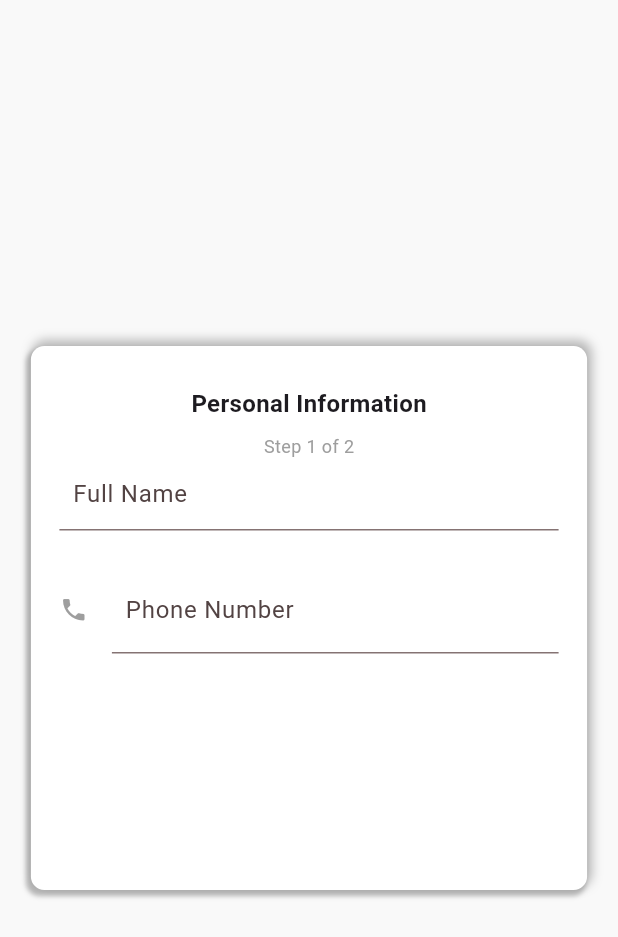
After one commit to Abdelrahman2335/ecommerce, a Flutter app: the UserDetails screen opened by its route, on a phone screen of 412 x 824 dp. The commit adds this screen. Shown: the top 937 px of the screen. Run offline on Flutter 3.47's test engine with Material 3 defaults, Android fonts, the phone set to English and light mode, and no system bars; our stand-ins replace awesome_bottom_bar, cached_network_image, cloud_firestore, curved_navigation_bar, dio, firebase_auth and 8 more; missing offline and left inert: flutter_inappwebview; accounts and stored records are empty.

Commit message:
Adding Firebase remote config to hide the api key.
Fix Bug:
Fixing some bugs when login & out

Working on adding info screen

```diff
--- a/lib/layout.dart
+++ b/lib/layout.dart
@@ -3,6 +3,7 @@ import 'package:curved_navigation_bar/curved_navigation_bar.dart';
 import 'package:ecommerce/screens/place_order/cart_screen.dart';
 import 'package:ecommerce/screens/items/home_screen.dart';
 import 'package:ecommerce/screens/items/wishlist.dart';
+import 'package:firebase_auth/firebase_auth.dart';
 import 'package:flutter/material.dart';
 
 class LayOut extends StatefulWidget {
@@ -13,6 +14,9 @@ class LayOut extends StatefulWidget {
 }
 
 class _LayOutState extends State<LayOut> {
+
+
+
   int currentIndex = 0;
   final double iconSize = 30;
   final List items = [
--- a/lib/provider/wishList_provider.dart
+++ b/lib/provider/wishList_provider.dart
@@ -13,7 +13,7 @@ class WishListProvider extends ChangeNotifier {
   final wishListRef = FirebaseFirestore.instance.collection("wishList");
   Map<String, dynamic>? wishData;
   final List<Product> items = [];
-  late List productIds;
+   List productIds = [];
   bool isLoading = false;
   bool noItemsInWishList = true;
 
--- /dev/null
+++ b/lib/screens/login_setup/user_info.dart
@@ -0,0 +1,84 @@
+import 'package:flutter/material.dart';
+import 'package:gap/gap.dart';
+
+class UserDetails extends StatefulWidget {
+  const UserDetails({super.key});
+
+  @override
+  State<UserDetails> createState() => _UserDetailsState();
+}
+
+class _UserDetailsState extends State<UserDetails> {
+  TextEditingController nameCon = TextEditingController();
+  TextEditingController phoneCon = TextEditingController();
+  @override
+  void dispose() {
+    nameCon;
+    phoneCon;
+    super.dispose();
+  }
+  @override
+  Widget build(BuildContext context) {
+    MediaQueryData mediaQuery = MediaQuery.of(context);
+    return Scaffold(
+      body: Center(
+        child: Container(
+          decoration: BoxDecoration(
+            borderRadius: BorderRadius.circular(9),
+            boxShadow: [
+              BoxShadow(
+                color: const Color.fromARGB(255, 129, 129, 129).withAlpha(140),
+                spreadRadius: 1,
+                blurRadius: 2,
+                offset: const Offset(-2, 3),
+              ),
+              BoxShadow(
+                color: const Color.fromARGB(255, 129, 129, 129).withAlpha(140),
+                spreadRadius: 1,
+                blurRadius: 5,
+                offset: const Offset(2, -3),
+              )
+            ],
+            color: Colors.white,
+          ),
+          height: MediaQuery.of(context).size.height * 0.44,
+          width: mediaQuery.size.width * 0.90,
+          child: Padding(
+            padding: const EdgeInsets.all(19.0),
+            child: Column(children: [
+
+              const Padding(
+                padding: EdgeInsets.all(8.0),
+                child: Text(
+                  "Personal Information",
+                  style: TextStyle(fontWeight: FontWeight.bold,fontSize: 16),
+                ),
+              ),
+              const Text("Step 1 of 2", style: TextStyle(color: Colors.grey,fontSize: 12)),
+              TextField(
+                controller: nameCon,
+                decoration: InputDecoration(
+
+                  contentPadding:  const EdgeInsets.all(9),
+                  hintText: "Full Name",
+                ),
+              ),Gap(24),
+              TextField(
+                controller: phoneCon,
+                keyboardType: TextInputType.phone,
+                decoration: InputDecoration(
+                  contentPadding:  const EdgeInsets.all(9),
+                  icon: Icon(Icons.phone,size: 19,color: Colors.grey,),
+
+                  labelText: "Phone Number",
+                  hintText: "+1 (555) 000-0000",
+                  hintStyle: const TextStyle(color: Colors.grey),
+                ),
+              )
+            ]),
+          ),
+        ),
+      ),
+    );
+  }
+}
--- a/pubspec.yaml
+++ b/pubspec.yaml
@@ -55,6 +55,8 @@ dependencies:
   loading_animation_widget: ^1.3.0
   dio: ^5.8.0+1
   flutter_inappwebview: ^6.1.5
+  firebase_remote_config: ^5.4.2
+  firebase_analytics: ^11.4.4
 
 dev_dependencies:
   flutter_test:
```
Also changed, not shown: lib/main.dart (+7 -3 lines), lib/provider/auth_provider.dart (+49 -11 lines), lib/screens/items/home_screen.dart (+18 -4 lines), lib/screens/login_setup/login_screen.dart (+6 -1 lines), lib/screens/login_setup/signup.dart (+17 -13 lines), lib/screens/payment/payment_configuration.dart (+4 -3 lines), lib/widgets/home_content.dart (+23 -16 lines), pubspec.lock, 1 other file.
